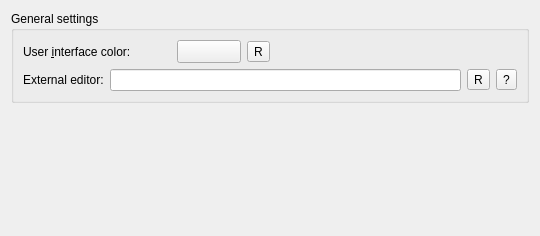
qt-creator/qt-creator, file src/plugins/coreplugin/generalsettings.ui: the form before one commit.
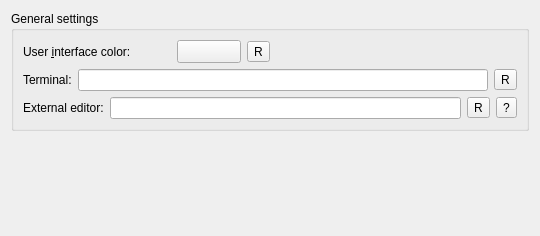
The form after the commit. Icons and pictures are not drawn. Custom widgets are drawn as their Qt base class.

Commit message:
make terminal emulator configurable centrally
this includes changing the runInTerminal.command command line.
the terminal setting mock from the debugger plugin is gone again.

The edit to the form file:
```diff
--- a/src/plugins/coreplugin/generalsettings.ui
+++ b/src/plugins/coreplugin/generalsettings.ui
@@ -96,6 +96,34 @@
         </item>
        </layout>
       </item>
+      <item>
+       <layout class="QHBoxLayout" name="horizontalLayout">
+        <item>
+         <widget class="QLabel" name="terminalLabel">
+          <property name="text">
+           <string>Terminal:</string>
+          </property>
+         </widget>
+        </item>
+        <item>
+         <widget class="QLineEdit" name="terminalEdit"/>
+        </item>
+        <item>
+         <widget class="QToolButton" name="resetTerminalButton">
+          <property name="toolTip">
+           <string>Reset to default</string>
+          </property>
+          <property name="text">
+           <string>R</string>
+          </property>
+          <property name="icon">
+           <iconset resource="core.qrc">
+            <normaloff>:/core/images/reset.png</normaloff>:/core/images/reset.png</iconset>
+          </property>
+         </widget>
+        </item>
+       </layout>
+      </item>
       <item>
        <layout class="QHBoxLayout" name="horizontalLayout_5">
         <item>
```
The commit also changes 11 other files.
